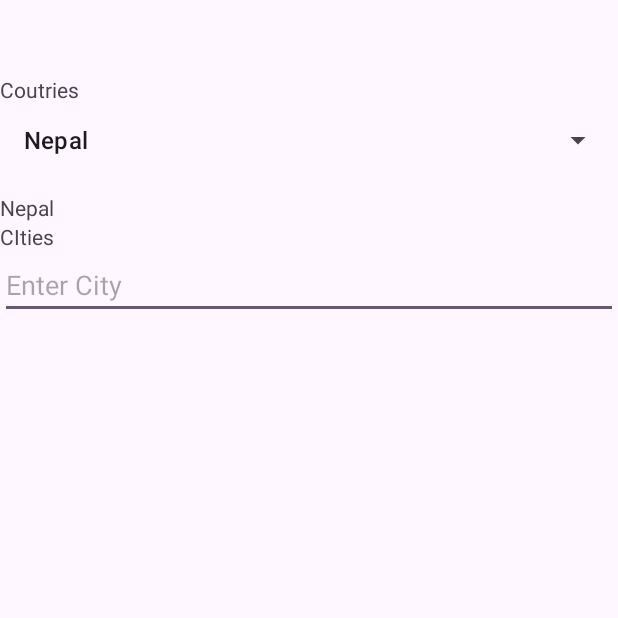
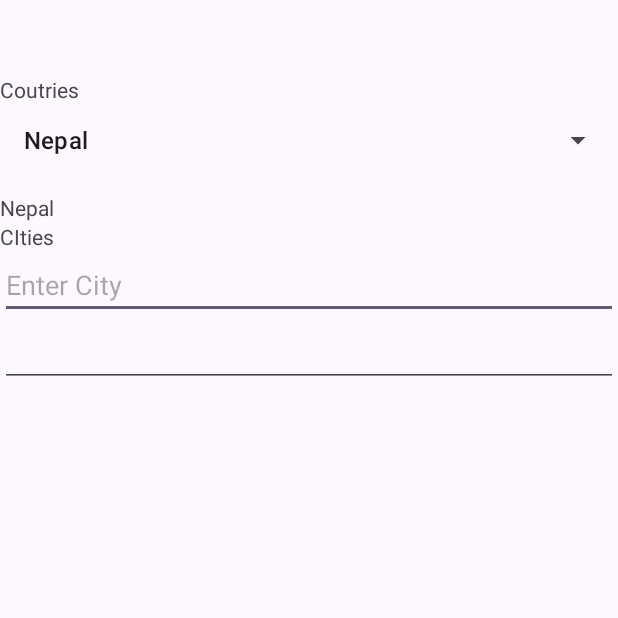
Before and after one commit to Sanskriti-Khanal/Kotlin_practice, an Android app: the spinnerActivity screen opened directly, with no data from a screen before it, on a phone screen of 412 x 824 dp, the top half of it. Run offline under Robolectric (Android 15) with nearby library versions, the phone set to English and light mode, and no system bars.

```diff
--- a/app/src/main/java/com/example/week1/spinnerActivity.kt
+++ b/app/src/main/java/com/example/week1/spinnerActivity.kt
@@ -1,10 +1,14 @@
 package com.example.week1
 
+import android.app.DatePickerDialog
+import android.icu.util.Calendar
 import android.os.Bundle
 import android.view.View
 import android.widget.AdapterView
 import android.widget.ArrayAdapter
 import android.widget.AutoCompleteTextView
+import android.widget.DatePicker
+import android.widget.EditText
 import android.widget.Spinner
 import android.widget.TextView
 import androidx.activity.enableEdgeToEdge
@@ -16,6 +20,7 @@ class spinnerActivity : AppCompatActivity(),AdapterView.OnItemSelectedListener{
     lateinit var spinner: Spinner
     lateinit var textView: TextView
     lateinit var autoCompleteTextView: AutoCompleteTextView
+    lateinit var date: EditText
 
 
     var countries = arrayOf("Nepal","China","Bhutan","Pakistan","Canada","India","Australia")
@@ -28,6 +33,14 @@ class spinnerActivity : AppCompatActivity(),AdapterView.OnItemSelectedListener{
         spinner = findViewById(R.id.spinner)
         textView = findViewById(R.id.displaySpinner)
         autoCompleteTextView = findViewById(R.id.autoCompleteTextView2)
+        date = findViewById(R.id.editTextDate)
+
+
+        date.isClickable = true
+        date.isFocusable = false
+        date.setOnClickListener{
+            loadCalendar()
+        }
 
         val autoAdapter = ArrayAdapter(
             this@spinnerActivity,
@@ -57,6 +70,23 @@ class spinnerActivity : AppCompatActivity(),AdapterView.OnItemSelectedListener{
         }
     }
 
+    private fun loadCalendar() {
+        val c = Calendar.getInstance()
+        val year = c.get(Calendar.YEAR)
+        val month = c.get(Calendar.MONTH)
+        val day = c.get(Calendar.DAY_OF_MONTH)
+
+        val dialog = DatePickerDialog(
+            this@spinnerActivity,
+            DatePickerDialog.OnDateSetListener
+            { datePicker, year, month, day ->
+
+                date.setText("$year/${month+1}/$day")
+            },year,month,day
+        )
+        dialog.show()
+    }
+
     override fun onItemSelected(parent: AdapterView<*>?, view: View?, position: Int, id: Long) {
        if(parent != null){
            textView.text=
--- a/app/src/main/res/layout/activity_spinner.xml
+++ b/app/src/main/res/layout/activity_spinner.xml
@@ -41,4 +41,11 @@
         android:layout_width="match_parent"
         android:layout_height="wrap_content"
         android:hint="Enter City" />
+
+    <EditText
+        android:id="@+id/editTextDate"
+        android:layout_width="match_parent"
+        android:layout_height="wrap_content"
+        android:ems="10"
+        android:inputType="date" />
 </LinearLayout>
```
